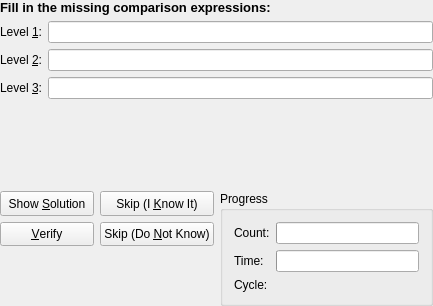
Qt form src/practice/AdjQueryDlgForm.ui (KDE/parley) before a commit.
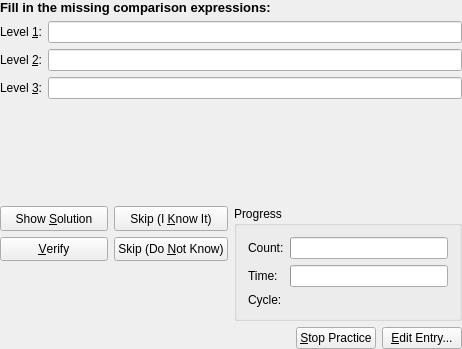
The same form after that commit.

Commit message: better icons in dialogs and no default buttons so dialog design can be individual (without edit button for example).

The edit to the form file:
```diff
--- a/src/practice/AdjQueryDlgForm.ui
+++ b/src/practice/AdjQueryDlgForm.ui
@@ -6,8 +6,8 @@
    <rect>
     <x>0</x>
     <y>0</y>
-    <width>433</width>
-    <height>306</height>
+    <width>462</width>
+    <height>349</height>
    </rect>
   </property>
   <property name="sizePolicy" >
@@ -321,6 +321,37 @@
        </layout>
       </widget>
      </item>
+     <item row="2" column="0" colspan="2" >
+      <layout class="QHBoxLayout" >
+       <item>
+        <spacer>
+         <property name="orientation" >
+          <enum>Qt::Horizontal</enum>
+         </property>
+         <property name="sizeHint" >
+          <size>
+           <width>111</width>
+           <height>20</height>
+          </size>
+         </property>
+        </spacer>
+       </item>
+       <item>
+        <widget class="QPushButton" name="stopPracticeButton" >
+         <property name="text" >
+          <string>&amp;Stop Practice</string>
+         </property>
+        </widget>
+       </item>
+       <item>
+        <widget class="QPushButton" name="editEntryButton" >
+         <property name="text" >
+          <string>&amp;Edit Entry...</string>
+         </property>
+        </widget>
+       </item>
+      </layout>
+     </item>
     </layout>
    </item>
   </layout>
```
The commit also changes 15 other files.
